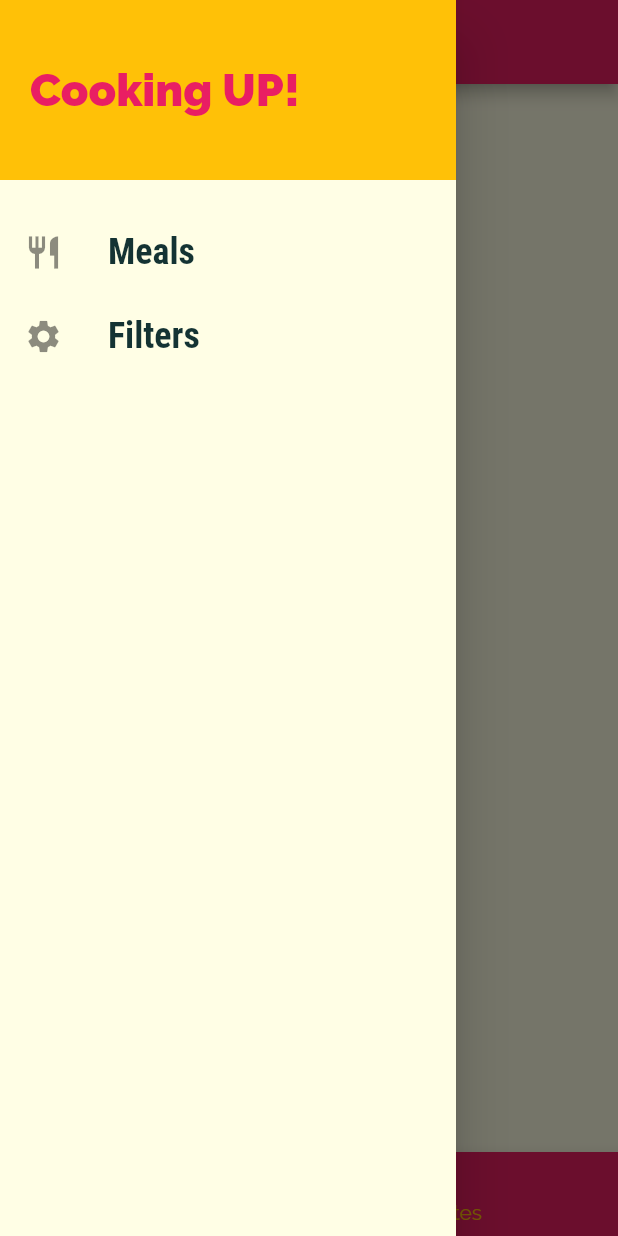
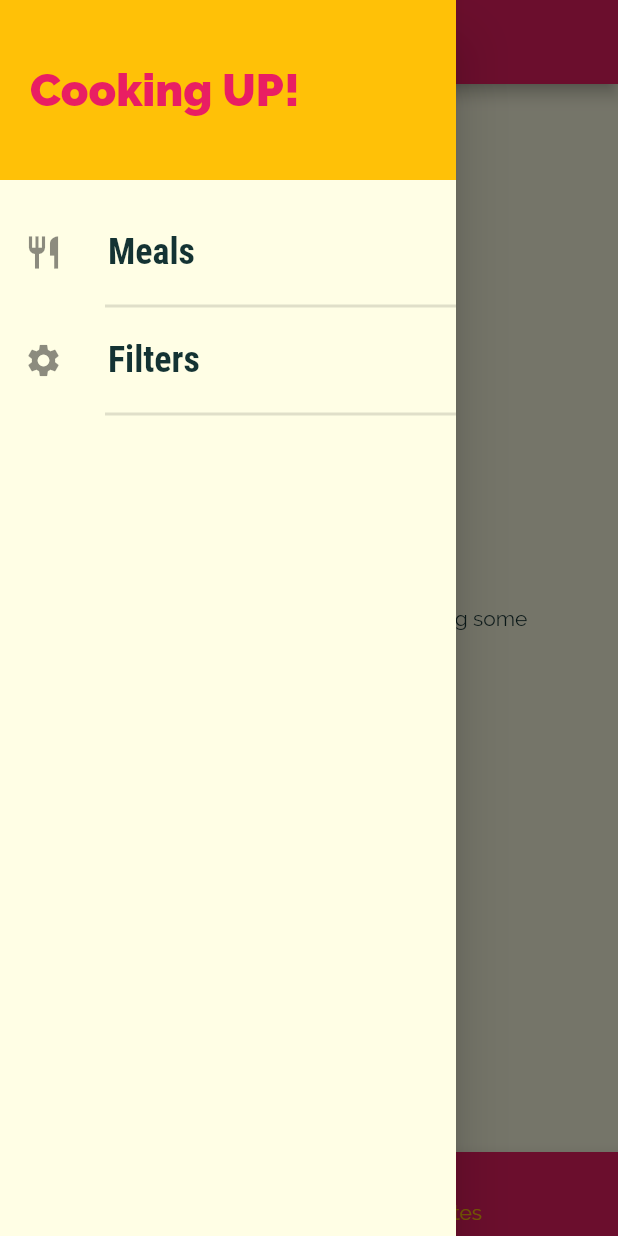
Before and after one commit to AmbujaAK/meals_app_flutter, a Flutter app: the screen it shows after launch, item 2 of the bottom bar chosen, with the side drawer open, on a phone screen of 412 x 824 dp. Run offline on Flutter 3.47's test engine with Material 2 defaults, Android fonts, the light colour scheme and no system bars.

Commit message:
favorite screen added

```diff
--- a/lib/main.dart
+++ b/lib/main.dart
@@ -22,6 +22,7 @@ class _MyAppState extends State<MyApp> {
   };
 
   List<Meal> _availableMeals = DUMMY_MEALS;
+  List<Meal> _favoriteMeals = [];
 
   void _setFilters(Map<String, bool> filterDate) {
     setState(() {
@@ -43,6 +44,27 @@ class _MyAppState extends State<MyApp> {
         return true;
       }).toList();
     });
+  }
+
+  void _toggleFavorite(String mealId) {
+    final existingIndex =
+        _favoriteMeals.indexWhere((meal) => meal.id == mealId);
+
+    if (existingIndex >= 0) {
+      setState(() {
+        _favoriteMeals.removeAt(existingIndex);
+      });
+    } else {
+      setState(() {
+        _favoriteMeals.add(
+          DUMMY_MEALS.firstWhere((meal) => meal.id == mealId),
+        );
+      });
+    }
+  }
+
+  bool _isMealFavorite(String id) {
+    return _favoriteMeals.any((meal) => meal.id == id);
   }
 
   @override
@@ -68,11 +90,12 @@ class _MyAppState extends State<MyApp> {
               ),
             ),
       ),
-      home: TabsScreen(),
+      home: TabsScreen(_favoriteMeals),
       routes: {
         CategoryMealsScreen.routeName: (context) =>
             CategoryMealsScreen(_availableMeals),
-        MealDetailScreen.routeName: (context) => MealDetailScreen(),
+        MealDetailScreen.routeName: (context) =>
+            MealDetailScreen(_toggleFavorite, _isMealFavorite),
         FiltersScreen.routeName: (context) =>
             FiltersScreen(_setFilters, _filters),
       },
--- a/lib/screens/favourites_screent.dart
+++ b/lib/screens/favourites_screent.dart
@@ -1,8 +1,29 @@
 import 'package:flutter/material.dart';
+import 'package:meals_app_flutter/models/meal.dart';
+import 'package:meals_app_flutter/widgets/meal_item.dart';
 
 class FavouritesScreen extends StatelessWidget {
+  final List<Meal> favouriteMeals;
+
+  FavouritesScreen(this.favouriteMeals);
   @override
   Widget build(BuildContext context) {
-    return Container();
+    if (favouriteMeals.isEmpty) {
+      return Center(
+        child: Text('You have no favorites yet - start adding some'),
+      );
+    } else {
+      return ListView.builder(
+        itemCount: favouriteMeals.length,
+        itemBuilder: (context, index) => MealItem(
+          id: favouriteMeals[index].id,
+          title: favouriteMeals[index].title,
+          imageUrl: favouriteMeals[index].imageUrl,
+          duration: favouriteMeals[index].duration,
+          complexity: favouriteMeals[index].complexity,
+          affordability: favouriteMeals[index].affordability,
+        ),
+      );
+    }
   }
 }
--- a/lib/screens/tabs_screen.dart
+++ b/lib/screens/tabs_screen.dart
@@ -1,20 +1,33 @@
 import 'package:flutter/material.dart';
+import 'package:meals_app_flutter/models/meal.dart';
 import 'package:meals_app_flutter/screens/category_screen.dart';
 import 'package:meals_app_flutter/screens/favourites_screent.dart';
 import 'package:meals_app_flutter/widgets/main_drawer.dart';
 
 class TabsScreen extends StatefulWidget {
+  final List<Meal> favouriteMeals;
+
+  TabsScreen(this.favouriteMeals);
+
   @override
   _TabsScreenState createState() => _TabsScreenState();
 }
 
 class _TabsScreenState extends State<TabsScreen> {
-  List<Map<String, Object>> _pages = [
-    {'page': CategoryScreen(), 'title': 'Category'},
-    {'page': FavouritesScreen(), 'title': 'Your Favourite'},
-  ];
+  List<Map<String, Object>> _pages;
+  int _selectedpageindex = 0;
 
-  int _selectedpageindex = 0;
+  @override
+  void initState() {
+    _pages = [
+      {'page': CategoryScreen(), 'title': 'Category'},
+      {
+        'page': FavouritesScreen(widget.favouriteMeals),
+        'title': 'Your Favourite'
+      },
+    ];
+    super.initState();
+  }
 
   void _selectPage(int index) {
     setState(() {
--- a/lib/widgets/main_drawer.dart
+++ b/lib/widgets/main_drawer.dart
@@ -46,6 +46,10 @@ class MainDrawer extends StatelessWidget {
               Navigator.of(context).pushReplacementNamed('/');
             },
           ),
+          Padding(
+            padding: const EdgeInsets.only(left: 70),
+            child: Divider(thickness: 2),
+          ),
           _buildListTile(
             'Filters',
             Icons.settings,
@@ -55,6 +59,10 @@ class MainDrawer extends StatelessWidget {
               );
             },
           ),
+          Padding(
+            padding: const EdgeInsets.only(left: 70),
+            child: Divider(thickness: 2),
+          ),
         ],
       ),
     );
--- a/lib/widgets/meal_item.dart
+++ b/lib/widgets/meal_item.dart
@@ -18,7 +18,7 @@ class MealItem extends StatelessWidget {
     @required this.duration,
     @required this.complexity,
     @required this.affordability,
-    @required this.removeItem,
+    this.removeItem,
   });
 
   String get complexityText {
```
Also changed, not shown: lib/screens/meal_detail_screen.dart (+6 -4 lines).
